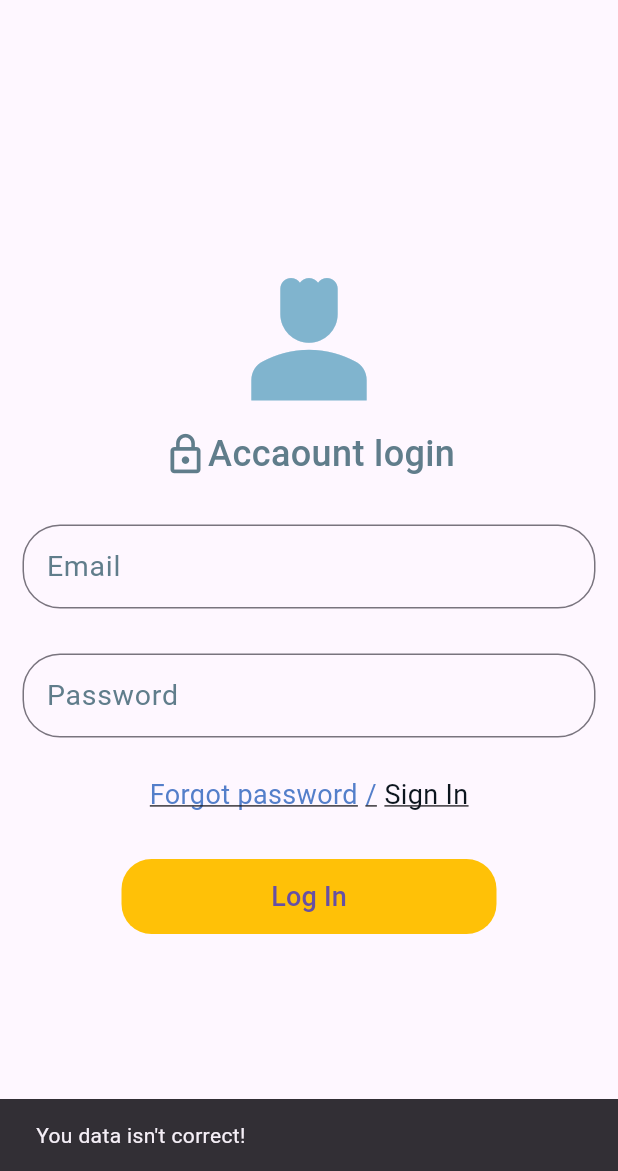
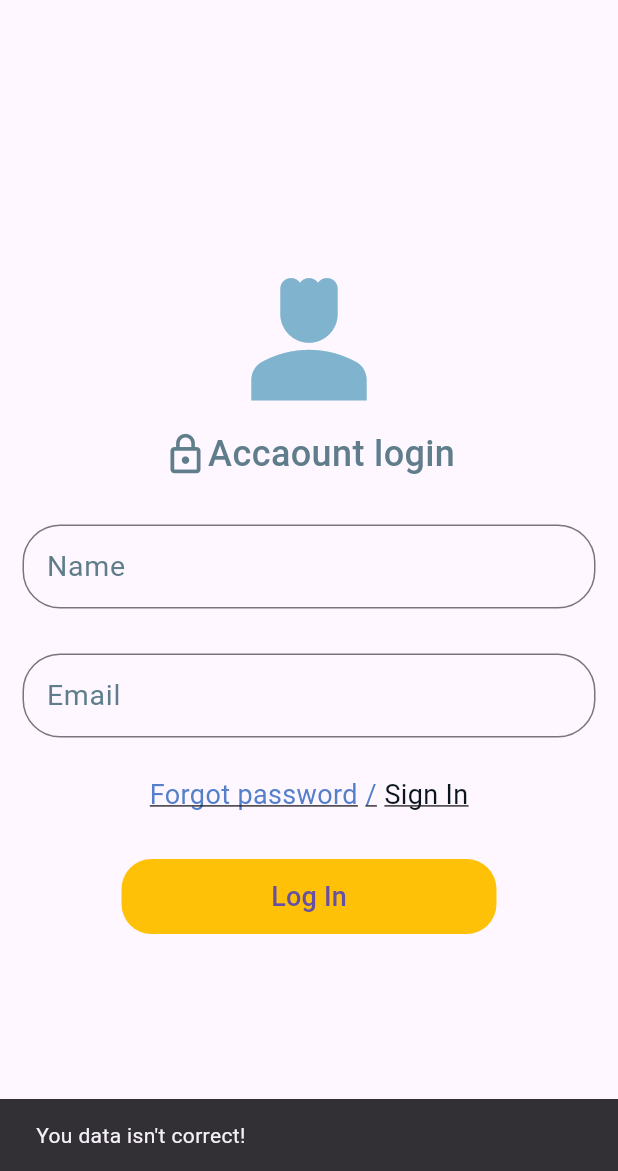
Before and after one commit to zharkynai13/Flutter-bilim, a Flutter app: the screen it shows after launch, after a tap on "Log In", on a phone screen of 412 x 824 dp, the part 65-1236 px from its top. Run offline on Flutter 3.47's test engine with Material 2 defaults, Android fonts, the phone set to English and light mode, and no system bars.

Commit message:
remote bags

```diff
--- a/hw_4_loginpage/lib/home/home.dart
+++ b/hw_4_loginpage/lib/home/home.dart
@@ -4,7 +4,7 @@ import 'package:hw_4_loginpage/home/user_page.dart';
 import 'package:hw_4_loginpage/models/user_model.dart';
 
 
-List users = <Users> [zharkynai, aibek,myrzaiym, baitur, meder];
+final studentter = <Student> [zharkynai, aibek,myrzaiym, baitur, meder];
 
 class LoginPage extends StatefulWidget {
   const LoginPage({super.key});
@@ -14,22 +14,22 @@ class LoginPage extends StatefulWidget {
 }
 
 class _LoginPageState extends State<LoginPage> {
+  String? _name;
   String? _email;
-  String? _password;
 
-  void controlLogIn(String? email, String? password) {
+  void controlLogIn(String? name, String? email) {
     int index = 0;
-    for(final user in users) {
+    for(final student in studentter) {
       index++;
-      if(email == user.email && password == user.password) {
+      if(name == student.name && email == student.email) {
         Navigator.push(
           context,
           MaterialPageRoute(
-             builder: (context) =>   UserPage(user: users,))
+             builder: (context) =>   UserPage(student: student, user: zharkynai,))
              );
           break;
-      } else if
-        (index == users.length) {
+      } else {
+        if (index == studentter.length) {
         ScaffoldMessenger.of(context).showSnackBar(
           const SnackBar(
             content: Text("You data isn't correct!"),
@@ -41,6 +41,7 @@ class _LoginPageState extends State<LoginPage> {
       }
 
     }
+   }
   }
   @override
   Widget build(BuildContext context) {
@@ -52,7 +53,8 @@ class _LoginPageState extends State<LoginPage> {
         child: Column(
           mainAxisAlignment: MainAxisAlignment.center,
           children: [
-            const Icon(Icons.person_4,size: 115, color: Color.fromARGB(255, 128, 180, 206),
+            const Icon(Icons.person_4,
+            size: 115, color: Color.fromARGB(255, 128, 180, 206),
             ),
             Row(
               mainAxisAlignment: MainAxisAlignment.center,
@@ -66,16 +68,16 @@ class _LoginPageState extends State<LoginPage> {
                padding:  const EdgeInsets.symmetric(horizontal: 15),
                child: TextField(
                 onChanged: (String? value) {
-                  _email == value;
+                  _name == value;
                   debugPrint("Value works: $value");
                 },
                 decoration: const InputDecoration(
                   border: OutlineInputBorder(borderRadius:
                   BorderRadius.all(Radius.circular(25)),
                   ),
-                  labelText: "Email",
+                  labelText: "Name",
                   labelStyle: TextStyle(fontSize: 19,color: Colors.blueGrey),
-                  hintText: "user@gmail.com"
+                  hintText: "Zharkynai"
                 ),
                          ),
              ),
@@ -85,7 +87,7 @@ class _LoginPageState extends State<LoginPage> {
               padding:  const EdgeInsets.symmetric(horizontal: 15),
               child:  TextField(
                 onChanged: (String? value) {
-                 _password == value;
+                 _email == value;
                  debugPrint("Value works: $value");
 
                 },
@@ -93,9 +95,9 @@ class _LoginPageState extends State<LoginPage> {
                   border: OutlineInputBorder(borderRadius:
                    BorderRadius.all(Radius.circular(25)),
                    ),
-                   labelText: "Password",
+                   labelText: "Email",
                    labelStyle: TextStyle(fontSize: 19,color: Colors.blueGrey),
-                   hintText: " 12345678"
+                   hintText: " zharkynai.zhanybek@gmail.com"
                 ),
               ),
             ),
@@ -122,7 +124,7 @@ class _LoginPageState extends State<LoginPage> {
             ),
             child: TextButton(
               onPressed: () {
-                controlLogIn(_email, _password);
+                controlLogIn(_name, _email);
 
               },
               child: const Text("Log In", style: TextStyle(
```
Also changed, not shown: hw_4_loginpage/lib/home/user_page.dart (+13 -2 lines), hw_4_loginpage/lib/models/user_model.dart (+7 -7 lines).
